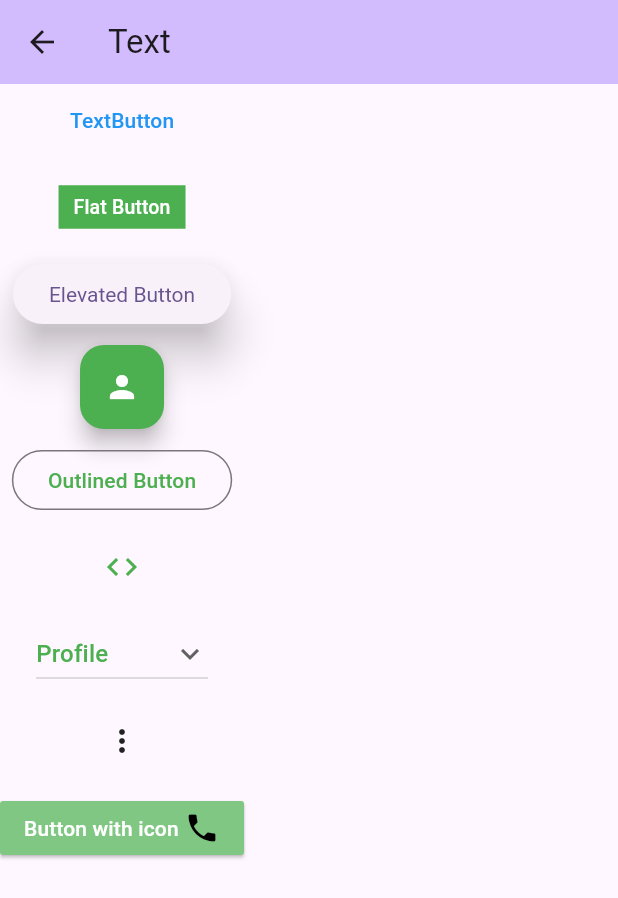
After one commit to azhar-chaudhari/flutter-examples, a Flutter app: the screen it shows after launch, in the side drawer, after a tap on "Buttons", on a phone screen of 412 x 824 dp. The commit adds this screen. Shown: the top 898 px of the screen. Run offline on Flutter 3.47's test engine with Material 2 defaults, Android fonts, the phone set to English and light mode, and no system bars.

Commit message:
button page

```diff
--- /dev/null
+++ b/lib/pages/button_page.dart
@@ -0,0 +1,180 @@
+import 'package:flutter/material.dart';
+
+class ButtonPage extends StatefulWidget {
+  const ButtonPage({super.key});
+
+  @override
+  State<ButtonPage> createState() => _ButtonPageState();
+}
+
+class _ButtonPageState extends State<ButtonPage> {
+  String dropdownvalue = 'Profile';
+
+  var items = [
+    'Profile',
+    'Settings',
+    'Account',
+    'Go Premium',
+    'Logout',
+  ];
+
+  @override
+  Widget build(BuildContext context) {
+    return Scaffold(
+        appBar: AppBar(
+          backgroundColor: Theme.of(context).colorScheme.inversePrimary,
+          title: const Text("Text"),
+        ),
+        body: SingleChildScrollView(
+            child: Column(children: [
+          TextButton(
+            style: ButtonStyle(
+              foregroundColor: MaterialStateProperty.all<Color>(Colors.blue),
+            ),
+            onPressed: () {},
+            child: const Text('TextButton'),
+          ),
+          const SizedBox(
+            height: 10,
+          ),
+          TextButton(
+            onPressed: () {},
+            child: Container(
+              color: Colors.green,
+              padding: const EdgeInsets.symmetric(vertical: 5, horizontal: 10),
+              child: const Text(
+                'Flat Button',
+                style: TextStyle(color: Colors.white, fontSize: 13.0),
+              ),
+            ),
+          ),
+          const SizedBox(
+            height: 10,
+          ),
+          ElevatedButton(
+            onPressed: () {},
+            // style: ButtonStyle(elevation: MaterialStateProperty(12.0 )),
+            style: ElevatedButton.styleFrom(
+                elevation: 12.0,
+                textStyle: const TextStyle(color: Colors.white)),
+            child: const Text('Elevated Button'),
+          ),
+          const SizedBox(
+            height: 10,
+          ),
+          FloatingActionButton(
+            child: Icon(Icons.person),
+            backgroundColor: Colors.green,
+            foregroundColor: Colors.white,
+            onPressed: () {},
+          ),
+          const SizedBox(
+            height: 10,
+          ),
+          OutlinedButton(
+            child: const Text(
+              "Outlined Button",
+              style: TextStyle(
+                color: Colors.green,
+              ),
+            ),
+            onPressed: () {},
+          ),
+          const SizedBox(
+            height: 10,
+          ),
+          IconButton(
+            splashColor: Colors.yellow,
+            icon: const Icon(Icons.code),
+            color: Colors.green,
+            onPressed: () {},
+          ),
+          const SizedBox(
+            height: 10,
+          ),
+          DropdownButton(
+            focusColor: Colors.green,
+            value: dropdownvalue,
+            icon: const Icon(Icons.keyboard_arrow_down),
+            items: items.map((String items) {
+              return DropdownMenuItem(
+                value: items,
+                child: Text(
+                  items,
+                  style: const TextStyle(
+                    color: Colors.green,
+                  ),
+                ),
+              );
+            }).toList(),
+            onChanged: (String? newValue) {
+              setState(() {
+                dropdownvalue = newValue!;
+              });
+            },
+          ),
+          const SizedBox(
+            height: 10,
+          ),
+          PopupMenuButton(
+            itemBuilder: (context) => [
+              const PopupMenuItem(
+                child: Text("Profile"),
+                value: 1,
+              ),
+              const PopupMenuItem(
+                child: Text("Account"),
+                value: 2,
+              ),
+              const PopupMenuItem(
+                child: Text("Settings"),
+                value: 1,
+              ),
+              const PopupMenuItem(
+                child: Text("About GFG"),
+                value: 1,
+              ),
+              const PopupMenuItem(
+                child: Text("Go Premium"),
+                value: 1,
+              ),
+              const PopupMenuItem(
+                child: Text("Logout"),
+                value: 1,
+              ),
+            ],
+          ),
+          const SizedBox(
+            height: 10,
+          ),
+          ElevatedButton(
+            onPressed: () {},
+            // style: ButtonStyle(elevation: MaterialStateProperty(12.0 )),
+            style: ElevatedButton.styleFrom(
+              foregroundColor: Colors.black,
+              backgroundColor: Colors.green[300],
+              minimumSize: const Size(88, 36),
+              padding: const EdgeInsets.symmetric(horizontal: 16),
+              shape: const RoundedRectangleBorder(
+                borderRadius: BorderRadius.all(Radius.circular(2)),
+              ),
+            ),
+            child: const Row(
+              mainAxisSize: MainAxisSize.min,
+              children: [
+                Text(
+                  'Button with icon ',
+                  style: TextStyle(
+                    color: Colors.white,
+                  ),
+                ),
+                Icon(
+                  Icons.phone,
+                  size: 24.0,
+                ),
+              ],
+            ),
+          )
+        ])));
+  }
+}
--- a/lib/widgets/nav-drawer.dart
+++ b/lib/widgets/nav-drawer.dart
@@ -1,4 +1,5 @@
 import 'package:flutter/material.dart';
+import 'package:flutter_examples/pages/button_page.dart';
 import 'package:flutter_examples/pages/profile.dart';
 import 'package:flutter_examples/pages/text_page.dart';
 
@@ -42,6 +43,17 @@ class NavDrawer extends StatelessWidget {
               );
             },
           ),
+          ListTile(
+            leading: const Icon(Icons.verified_user),
+            title: const Text('Buttons'),
+            onTap: () {
+              Navigator.pop(context); // Close the drawer
+              Navigator.push(
+                context,
+                MaterialPageRoute(builder: (context) => const ButtonPage()),
+              );
+            },
+          ),
         ],
       ),
     );
```
